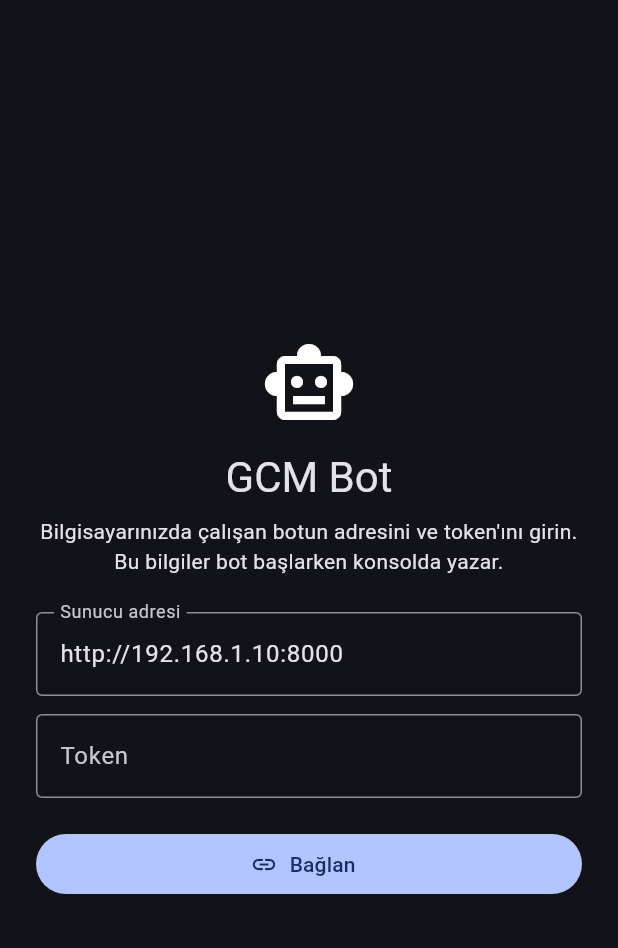
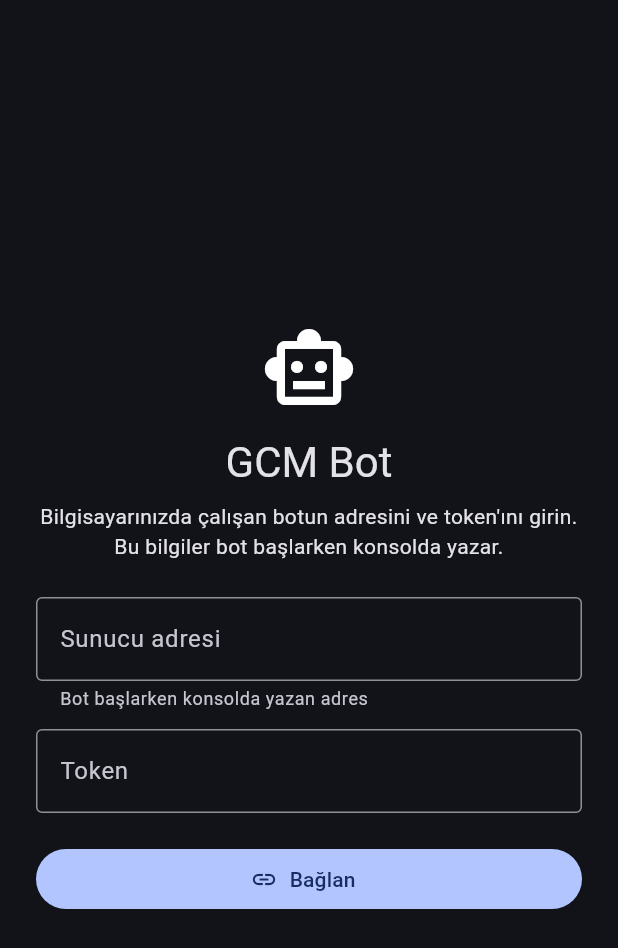
Before and after one commit to kursatemre/kriptotakip, a Flutter app: the screen it shows after launch, on a phone screen of 412 x 824 dp. Shown: the top 948 px of the screen. Run offline on Flutter 3.47's test engine with Material 3 defaults, Android fonts, the phone set to English and light mode, and no system bars; our stand-ins replace shared_preferences.

Commit message:
Uygulama: bağlantı ekranında yanıltıcı örnek IP kaldırıldı, şemasız adres kabul edilir
Adres alanı 192.168.1.10 ile önceden doluyordu; kullanıcı farkında olmadan yanlış
adrese bağlanmaya çalışıyordu. Alan artık boş, ipucu olarak gösteriliyor.

Co-Authored-By: Claude Opus 5.5 <noreply@anthropic.com>

```diff
--- a/mobile/lib/api.dart
+++ b/mobile/lib/api.dart
@@ -12,8 +12,14 @@ class ApiException implements Exception {
 
 /// Bilgisayarda çalışan botun REST API istemcisi.
 class BotApi {
-  BotApi(String baseUrl, this.token)
-      : baseUrl = baseUrl.trim().replaceAll(RegExp(r'/+$'), '');
+  BotApi(String baseUrl, this.token) : baseUrl = _normalize(baseUrl);
+
+  /// "192.168.1.11:8000" gibi şemasız adreslere http:// ekler, sondaki /'ları atar.
+  static String _normalize(String url) {
+    var u = url.trim().replaceAll(RegExp(r'/+$'), '');
+    if (u.isNotEmpty && !u.contains('://')) u = 'http://$u';
+    return u;
+  }
 
   final String baseUrl;
   final String token;
--- a/mobile/lib/screens/connect_screen.dart
+++ b/mobile/lib/screens/connect_screen.dart
@@ -13,8 +13,8 @@ class ConnectScreen extends StatefulWidget {
 }
 
 class _ConnectScreenState extends State<ConnectScreen> {
-  late final _url = TextEditingController(
-      text: widget.defaultUrl.isEmpty ? 'http://192.168.1.10:8000' : widget.defaultUrl);
+  // Örnek bir IP ile önceden doldurulmaz: yanlış adresle bağlanmaya çalışılmasın
+  late final _url = TextEditingController(text: widget.defaultUrl);
   final _token = TextEditingController();
   bool _busy = false;
 
@@ -62,6 +62,8 @@ class _ConnectScreenState extends State<ConnectScreen> {
                   autocorrect: false,
                   decoration: const InputDecoration(
                     labelText: 'Sunucu adresi',
+                    hintText: 'http://192.168.1.x:8000',
+                    helperText: 'Bot başlarken konsolda yazan adres',
                     border: OutlineInputBorder(),
                   ),
                 ),
```
